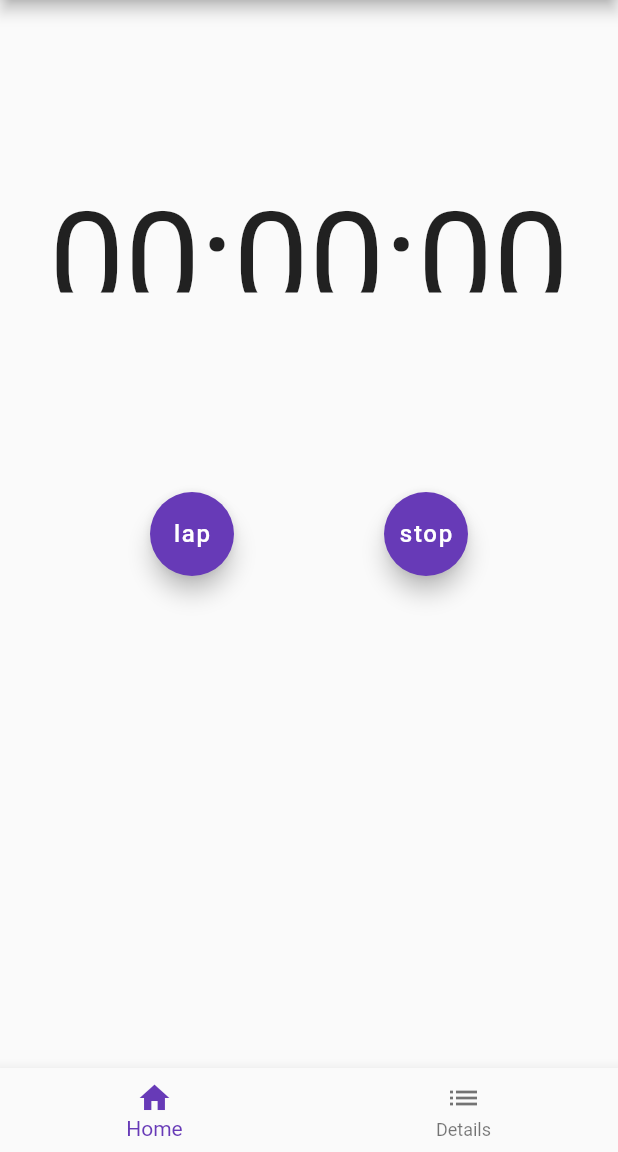
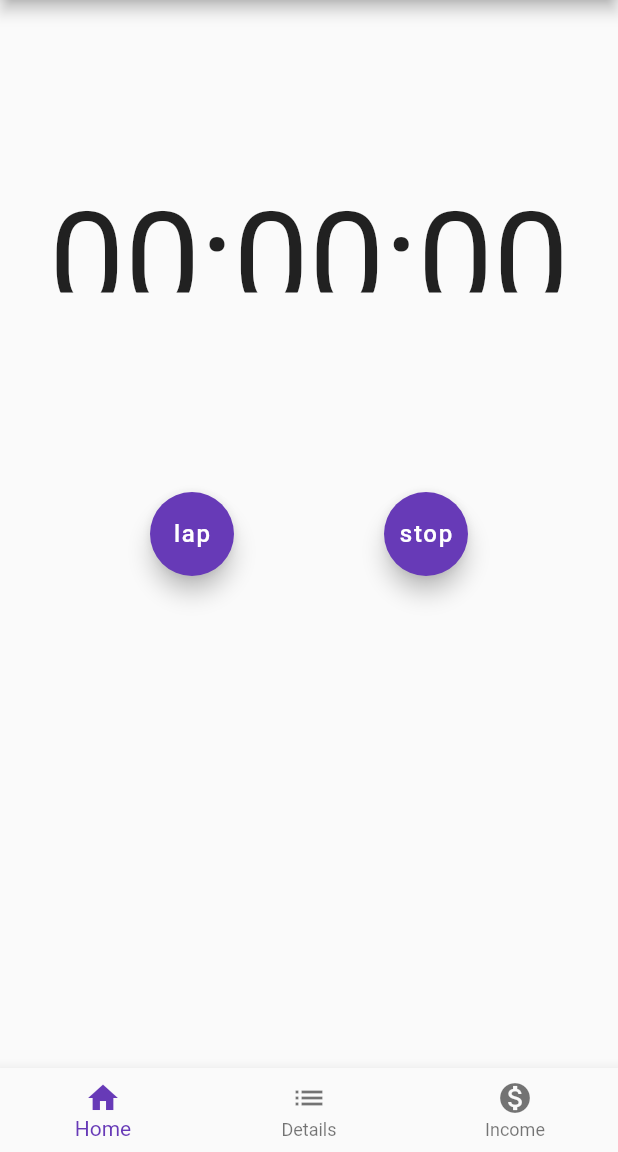
Before and after one commit to dalahsurfal/login_scan, a Flutter app: the screen it shows once a user with an empty profile is signed in, after a tap on "start", on a phone screen of 412 x 824 dp, the part 84-1236 px from its top. Run offline on Flutter 3.47's test engine with Material 2 defaults, Android fonts, the phone set to English and light mode, and no system bars; our stand-ins replace firebase_auth, firebase_database; accounts and stored records are empty; Roboto replaces fonts that are missing (Bebas Neue).

Commit message:
listed history details and extracted time values in IncomePage

```diff
--- a/lib/home_page.dart
+++ b/lib/home_page.dart
@@ -6,8 +6,9 @@ import 'package:flutter/rendering.dart';
 import 'auth_provider.dart';
 import 'package:firebase_database/firebase_database.dart';
 import 'historyDetails.dart';
+import 'income.dart';
 
-import 'avatar_page.dart';
+//import 'avatar_page.dart';
 
 class HomePage extends StatefulWidget {
   @override
@@ -26,19 +27,10 @@ class _HomePageState extends State<HomePage> {
     }
   }
 
-  void getData(String uid) {
-    savedTimeReference
-        .child(uid)
-        .orderByChild('description')
-        .once()
-        .then((DataSnapshot snapshot) {
-      print('Worked periods: ${snapshot.value}');
-    });
-  }
-
   int currentTab = 0;
   TimerPage timerPage;
   HistoryDetails historyDetails;
+  IncomePage incomePage;
   List<Widget> pages;
   Widget currentPage;
 
@@ -46,7 +38,8 @@ class _HomePageState extends State<HomePage> {
   void initState(){
     timerPage = TimerPage();
     historyDetails = HistoryDetails();
-    pages = [timerPage, historyDetails];
+    incomePage = IncomePage();
+    pages = [timerPage, historyDetails, incomePage];
     currentPage = timerPage;
     super.initState();
   }
@@ -106,7 +99,7 @@ class _HomePageState extends State<HomePage> {
 //      ],
 //    );
     String uid = AuthProvider.of(context).auth.currentUserId;
-    var url = 'https://robohash.org/$uid?set=set4';
+//    var url = 'https://robohash.org/$uid?set=set4';
     return Scaffold(
       appBar: AppBar(
         backgroundColor: Colors.deepPurple,
@@ -139,6 +132,10 @@ class _HomePageState extends State<HomePage> {
             BottomNavigationBarItem(
               icon: Icon(Icons.list),
               title: Text('Details'),
+            ),
+            BottomNavigationBarItem(
+              icon: Icon(Icons.monetization_on),
+              title: Text('Income'),
             )
           ]),
     );
--- a/lib/login_page.dart
+++ b/lib/login_page.dart
@@ -62,7 +62,7 @@ class _LoginPageState extends State<LoginPage> {
   Widget build(BuildContext context) {
     return Scaffold(
       appBar: AppBar(
-        title: Text("Login demo"),
+        title: Text("Login"),
       ),
       body: Container(
         padding: const EdgeInsets.symmetric(horizontal: 64),
@@ -70,7 +70,6 @@ class _LoginPageState extends State<LoginPage> {
           key: formKey,
           child: Column(
             mainAxisAlignment: MainAxisAlignment.center,
-//            crossAxisAlignment: CrossAxisAlignment.stretch,
             children:  buildTitle() + buildInputs() + buildSubmitButtons(),
           ),
         ),
```
Also changed, not shown: lib/historyDetails.dart (+41 -16 lines), lib/income.dart (added, +34 -0 lines).
